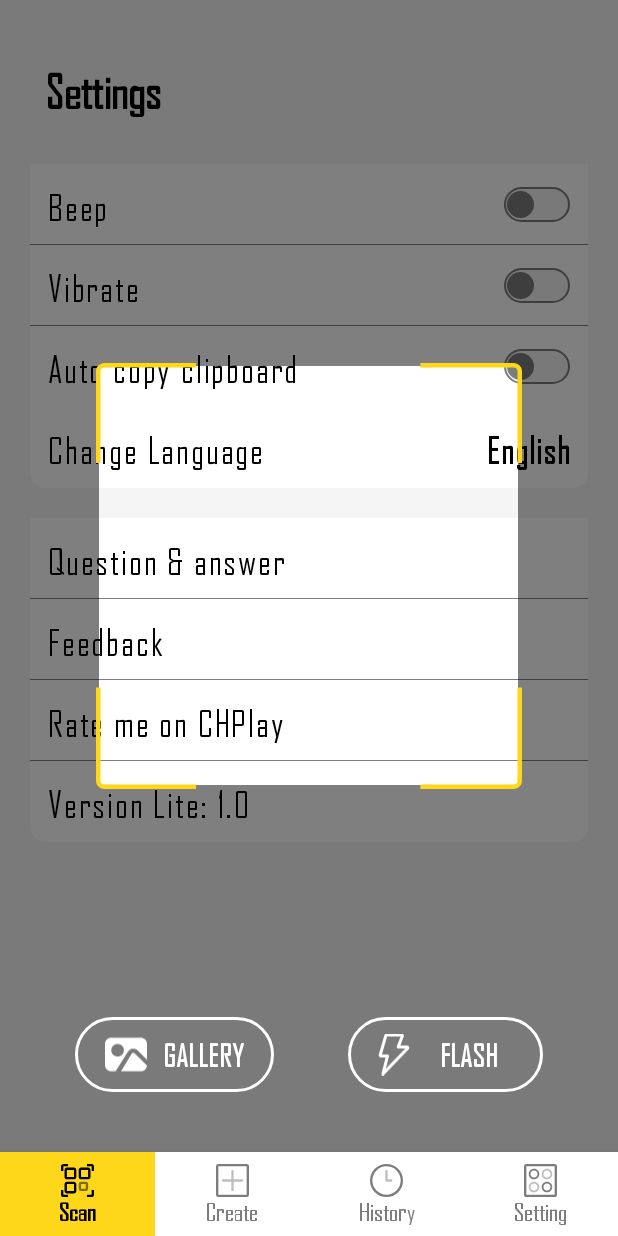
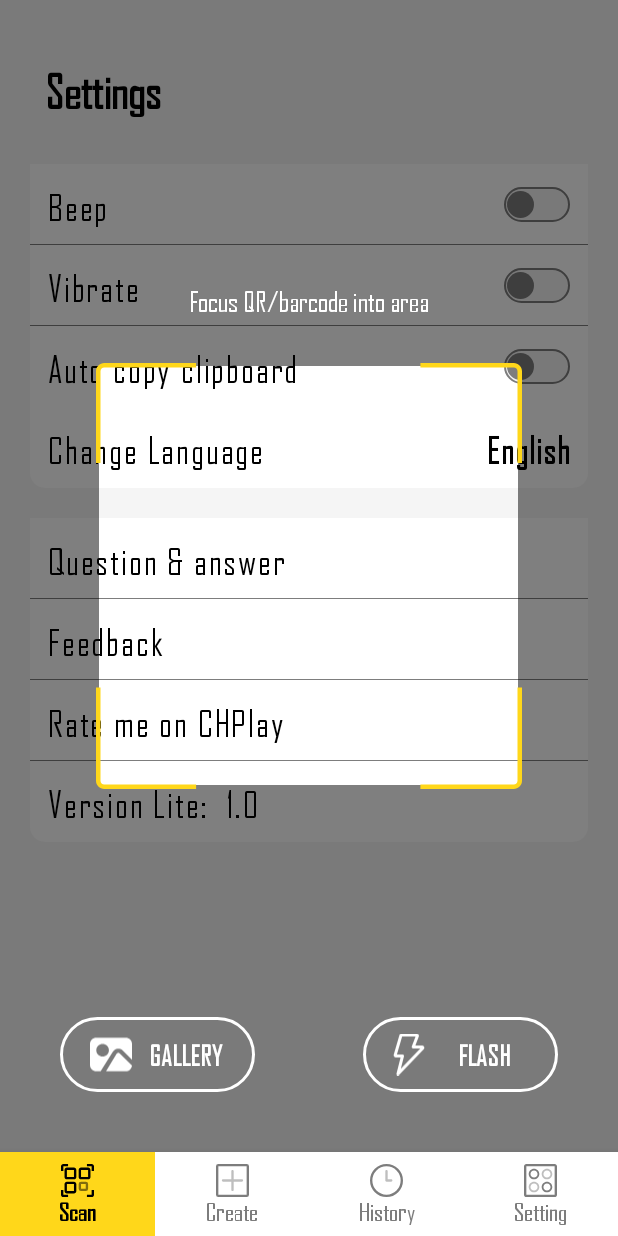
Before and after one commit to WinterPearl2k2/ScanQRLite, an Android app: the fragment Setting placed in its activity, on a phone screen of 412 x 824 dp. Run offline under Robolectric (Android 15) with nearby library versions, the phone set to English and light mode, and no system bars; our stand-ins replace AdMob; libraries missing offline, so code that uses them is left out: androidx.camera.core, androidx.camera.lifecycle, androidx.camera.view, com.google.mlkit.vision, com.willy.ratingbar; plain views replace PreviewView; 7 statements that could not run were skipped.

Commit message:
fix ui/ui ScanQRLite

```diff
--- a/app/src/main/java/com/example/scanqrlite/adapter/HistoryCreateAdapter.java
+++ b/app/src/main/java/com/example/scanqrlite/adapter/HistoryCreateAdapter.java
@@ -104,9 +104,9 @@ public class HistoryCreateAdapter extends RecyclerView.Adapter<HistoryCreateAdap
             @Override
             public void onClick(View view) {
                 PowerMenu powerMenu = new PowerMenu.Builder(context)
-                        .addItem(new PowerMenuItem("Copy Text", R.drawable.ic_copy))
-                        .addItem(new PowerMenuItem("Search", R.drawable.ic_search))
-                        .addItem(new PowerMenuItem("Share", R.drawable.ic_share))
+                        .addItem(new PowerMenuItem(context.getText(R.string.copy_text), R.drawable.ic_copy))
+                        .addItem(new PowerMenuItem(context.getText(R.string.search), R.drawable.ic_search))
+                        .addItem(new PowerMenuItem(context.getText(R.string.share), R.drawable.ic_share))
                         .setAutoDismiss(true)
                         .setLifecycleOwner(lifecycleOwner)
                         .setMenuShadow(10f)
--- a/app/src/main/java/com/example/scanqrlite/create/create_item/Create_Text.java
+++ b/app/src/main/java/com/example/scanqrlite/create/create_item/Create_Text.java
@@ -46,7 +46,7 @@ public class Create_Text extends Fragment {
     }
 
     private void createText() {
-        CheckCreate checkCreate = new CheckCreate(edtInput, btnCreate, "Please enter your content", getActivity(), "Text");
+        CheckCreate checkCreate = new CheckCreate(edtInput, btnCreate, getString(R.string.please_enter_your_content), getActivity(), getString(R.string.title_text));
         checkCreate.create();
     }
 
--- a/app/src/main/java/com/example/scanqrlite/create/create_item/Create_Url.java
+++ b/app/src/main/java/com/example/scanqrlite/create/create_item/Create_Url.java
@@ -35,7 +35,7 @@ public class Create_Url extends Fragment {
     }
 
     private void createURL() {
-        CheckCreate checkCreate = new CheckCreate(edtInput, btnCreate, "Please enter your url", getActivity(), "URL");
+        CheckCreate checkCreate = new CheckCreate(edtInput, btnCreate, getString(R.string.please_enter_your_url), getActivity(),getString(R.string.url));
         checkCreate.create();
     }
 
--- a/app/src/main/java/com/example/scanqrlite/scan/Scan.java
+++ b/app/src/main/java/com/example/scanqrlite/scan/Scan.java
@@ -392,31 +392,31 @@ public class Scan extends Fragment {
                 switch (bar) {
                     case Barcode.FORMAT_CODE_128:
                         typeScan = "Code_128";
-                        title = "Text";
+                        title = getString(R.string.title_text);
                         break;
                     case 2:
                         typeScan = "Code_39";
-                        title = "Text";
+                        title = getString(R.string.title_text);
                         break;
                     case 32:
                         typeScan = "EAN_13";
-                        title = "Product";
+                        title = getString(R.string.title_product);
                         break;
                     case 64:
                         typeScan = "EAN_8";
-                        title = "Product";
+                        title = getString(R.string.title_product);
                         break;
                     case 128:
                         typeScan = "Code_2of5";
-                        title = "Product";
+                        title = getString(R.string.title_product);
                         break;
                     case 512:
                         typeScan = "UPC_A";
-                        title = "Product";
+                        title = getString(R.string.title_product);
                         break;
                     case 1024:
                         typeScan = "UPC_E";
-                        title = "Product";
+                        title = getString(R.string.title_product);
                         break;
                     default:
                         return;
--- a/app/src/main/java/com/example/scanqrlite/setting/Setting.java
+++ b/app/src/main/java/com/example/scanqrlite/setting/Setting.java
@@ -80,7 +80,7 @@ public class Setting extends Fragment {
         FeedBack();
         showAds();
         RateOnCHPlay();
-        //Version();
+        Version();
         return view;
 
     }
@@ -168,7 +168,7 @@ public class Setting extends Fragment {
                     btnRatingVoteAgain.setOnClickListener(new View.OnClickListener() {
                         @Override
                         public void onClick(View view) {
-                            rtRating.setRating(3f);
+                            rtRating.setRating(rtRating.getRating());
                             imgRating.setImageResource(R.drawable.img_smile);
                             txtTitleRating.setText(R.string.Ratings_to_boost);
                             btnRatingVoteAgain.setVisibility(View.GONE);
@@ -231,10 +231,7 @@ public class Setting extends Fragment {
 
     private void HandleFeedback(Dialog dialog) {
         if (Build.VERSION.SDK_INT >= Build.VERSION_CODES.N) {
-            txtContentFeedback.setText(Html.fromHtml(
-                    "<p>Many questions have been answered in \"Question & Answer\"." +
-                            "<br>If possible, take or attach a barcode or screenshot.</p>"
-                    , Html.FROM_HTML_MODE_COMPACT));
+            txtContentFeedback.setText(R.string.dialog_question_feedback_1);
         }
         btnFeedbackNo.setOnClickListener(new View.OnClickListener() {
             @Override
@@ -249,7 +246,6 @@ public class Setting extends Fragment {
                 btnFeedbackYes.setClickable(false);
                 submitFeedback();
             }
-
         });
     }
 
@@ -265,16 +261,14 @@ public class Setting extends Fragment {
         Intent emailIntent = new Intent(Intent.ACTION_SENDTO);
 //        emailIntent.setType("text/email");
         String EmailList = "nnhuquynh2603@gmail.com";
-
-        String feedback_title = " Scan QR Lite Feedback ";
-        emailIntent.setData(Uri.parse("mailto:" + EmailList + "?subject=" + feedback_title));
+        emailIntent.setData(Uri.parse("mailto:" + EmailList + "?subject=" + getString(R.string.feedback_title)));
         emailIntent.putExtra(Intent.EXTRA_EMAIL, EmailList);
-        emailIntent.putExtra(Intent.EXTRA_SUBJECT, feedback_title);
+        emailIntent.putExtra(Intent.EXTRA_SUBJECT, R.string.feedback_title);
 
         try{
-            startActivityForResult(Intent.createChooser(emailIntent, "Send Email"), REQUEST_CODE);
+            startActivityForResult(Intent.createChooser(emailIntent, getString(R.string.send_email)), REQUEST_CODE);
         } catch (android.content.ActivityNotFoundException ex){
-            Toast.makeText(getActivity(), "Email not installed", Toast.LENGTH_SHORT).show();
+            Toast.makeText(getActivity(), getString(R.string.email_not_installed), Toast.LENGTH_SHORT).show();
         }
 
 
@@ -468,9 +462,9 @@ public class Setting extends Fragment {
         editor.commit();
     }
 
-//    private void Version() {
-//        txtVersion.setText( R.string.versionssss + " " + BuildConfig.VERSION_NAME);
-//    }
+    private void Version() {
+        txtVersion.setText( getString(R.string.version) + " " + BuildConfig.VERSION_NAME);
+    }
 
     private void ORM() {
         swBeep = view.findViewById(R.id.sw_beep);
--- a/app/src/main/res/layout/dialog_rate.xml
+++ b/app/src/main/res/layout/dialog_rate.xml
@@ -48,8 +48,8 @@
         android:numStars="5"
         app:srb_drawableEmpty="@drawable/ic_star_off"
         app:srb_drawableFilled="@drawable/ic_star_on"
-        app:srb_minimumStars="1"
-        app:srb_rating="3" />
+        app:srb_minimumStars="0"
+        app:srb_rating="0" />
 
     <LinearLayout
         android:layout_width="match_parent"
--- a/app/src/main/res/layout/fragment_create_wifi.xml
+++ b/app/src/main/res/layout/fragment_create_wifi.xml
@@ -8,6 +8,9 @@
     android:background="@color/background_fragment"
     tools:context=".create.create_item.Create_Text">
 
+    <ScrollView
+        android:layout_width="wrap_content"
+        android:layout_height="wrap_content">
         <RelativeLayout
             android:layout_width="match_parent"
             android:layout_height="match_parent">
@@ -174,3 +177,5 @@
 
         </RelativeLayout>
     </ScrollView>
+
+</ScrollView>
--- a/app/src/main/res/layout/fragment_scan.xml
+++ b/app/src/main/res/layout/fragment_scan.xml
@@ -17,7 +17,6 @@
         <RelativeLayout
             android:layout_width="match_parent"
             android:layout_height="match_parent">
-
             <TextView
                 android:id="@+id/frame_top"
                 android:layout_width="match_parent"
@@ -47,7 +46,15 @@
                 android:layout_above="@id/frame_bottom"
                 android:layout_below="@id/frame_top"
                 android:background="#80000000"/>
-
+            <TextView
+                android:layout_width="wrap_content"
+                android:layout_height="wrap_content"
+                android:layout_above="@+id/img_csan_frame"
+                android:layout_centerHorizontal="true"
+                android:layout_marginBottom="30dp"
+                android:text="@string/focus"
+                android:textColor="@color/white"
+                android:textSize="18sp" />
             <TextView
                 android:id="@+id/frame_mid"
                 android:layout_width="279dp"
@@ -77,8 +84,8 @@
                     android:background="@drawable/cus_btn_scan"
                     android:orientation="horizontal"
                     android:layout_alignParentLeft="true"
-                    android:layout_marginLeft="50dp"
-                    android:layout_marginRight="192dp">
+                    android:layout_marginLeft="40dp"
+                    android:layout_marginRight="180dp">
                     <ImageView
                         android:layout_width="wrap_content"
                         android:layout_height="match_parent"
@@ -93,7 +100,7 @@
                         android:layout_height="match_parent"
                         android:textAllCaps="true"
                         android:text="@string/gallery"
-                        android:textSize="20sp"
+                        android:textSize="18sp"
                         android:textFontWeight="700"
                         android:textColor="@color/white"
                         android:gravity="center"
@@ -110,8 +117,8 @@
                     android:background="@drawable/cus_btn_scan"
                     android:orientation="horizontal"
                     android:layout_alignParentRight="true"
-                    android:layout_marginLeft="192dp"
-                    android:layout_marginRight="50dp">
+                    android:layout_marginLeft="180dp"
+                    android:layout_marginRight="40dp">
                     <ImageView
                         android:id="@+id/img_btn_gallery"
                         android:layout_width="wrap_content"
@@ -128,7 +135,7 @@
                         android:layout_height="match_parent"
                         android:textAllCaps="true"
                         android:text="@string/flash"
-                        android:textSize="20sp"
+                        android:textSize="18sp"
                         android:textFontWeight="700"
                         android:textColor="@color/white"
                         android:gravity="center"
--- a/app/src/main/res/values-de-rDE-ldltr/strings.xml
+++ b/app/src/main/res/values-de-rDE-ldltr/strings.xml
@@ -81,16 +81,15 @@
         <string name="question_and_answer">Frage und Antwort</string>
         <string name="question_1">Why is QR code not working?</string>
         <string name="content_question_1">Manchmal enthält der QR-Code Website-Links. Wenn die Website nicht funktioniert,
-                     Nur das Unternehmen, dem die Website gehört (und möglicherweise den QR-Code erstellt hat), kann das beheben. Leider können wir in diesem Fall nichts tun.</string>
+            Nur das Unternehmen, dem die Website gehört (und möglicherweise den QR-Code erstellt hat), kann das beheben. Leider können wir in diesem Fall nichts tun.</string>
         <string name="question_2">Kann ich den Code in eine PDF-Datei scannen</string>
         <string name="content_question_2">Ja, es gibt Schritte wie diese: Öffnen Sie eine PDF-Datei und erfassen Sie den Bildschirm mit der Bildschirmaufnahmefunktion.
-                 Scannen Sie dann den Bildschirm.</string>
+            Scannen Sie dann den Bildschirm.</string>
         <string name="question_3">Verfügt die App über eine API oder ähnliche Software.</string>
         <string name="content_question_3">Unser QR-Scanner kann von anderen Websites über das Schnittstellen-Setup-Programm gestartet werden.</string>
     <!--    // Feedback-->
         <string name="feedback">Feedback</string>
-        <string name="dialog_question_feedback">Viele Fragen wurden in "Frage &amp; Antwort" beantwortet.
-                     Wenn möglich, machen oder hängen Sie einen Barcode oder Screenshot an.</string>
+        <string name="dialog_question_feedback_1">"Viele Fragen wurden in Frage und Antwort beantwortet.\nWenn möglich, erstellen oder fügen Sie einen Barcode oder Screenshot bei."</string>
         <string name="no">Nein</string>
         <string name="yes">Ja</string>
     <!--    // Rate me on CHPlay-->
@@ -101,11 +100,15 @@
         <string name="Ratings_to_boost">Bewertungen, um deine App-Rankings auf dem App-Markt zu verbessern</string>
         <string name="report_bug">Melde Fehler und lass uns wissen, was verbessert werden muss</string>
         <string name="thank_you">Danke, dass du für die App gestimmt hast</string>
-    <string name="version">"Ausführung Lite: 1.0 "</string>
+    <string name="version">"Ausführung Lite: "</string>
     <string name="title_scan">Scannen</string>
     <string name="title_create">Schaffen</string>
     <string name="save_barcode">BARCODE SPEICHERN</string>
     <string name="product">Produkt:</string>
     <string name="url">URL</string>
+    <string name="feedback_title">QR Lite-Feedback scannen</string>
+    <string name="send_email">E-Mail senden</string>
+    <string name="title_product">Produkt</string>
+    <string name="email_not_installed">" E-Mail nicht installiert"</string>
 
 </resources>
--- a/app/src/main/res/values/strings.xml
+++ b/app/src/main/res/values/strings.xml
@@ -22,7 +22,7 @@
     <string name="notification">Scan barcode need permission Camera</string>
 
     <!--    // Scan-->
-    <string name="focus">focus QR/barcode into area</string>
+    <string name="focus">Focus QR/barcode into area</string>
     <string name="gallery">GALLERY</string>
     <string name="flash">FLASH</string>
 
@@ -88,8 +88,7 @@
     <!--    // Question and answer -->
         <string name="question_and_answer">Question &amp; answer</string>
         <string name="question_1">Why is QR code not working?</string>
-        <string name="content_question_1">Sometimes the QR code contains website links. If the website is not working,
-                only the company that owns the website (and may have created the QR code) can fix that. Unfortunately, we can not do anything in this case.</string>
+        <string name="content_question_1">Sometimes the QR code contains website links. If the website is not working,only the company that owns the website (and may have created the QR code) can fix that. Unfortunately, we can not do anything in this case.</string>
         <string name="question_2">Can I scan the code into a PDF file?</string>
         <string name="content_question_2">There are yes, steps will as this: Open a PDF file and capture the screen using the screen capture function.
                 Then, scan the screen.</string>
@@ -97,8 +96,7 @@
         <string name="content_question_3">Our QR Scanner can be launched from other websites through the interface setup program.</string>
     <!--    // Feedback-->
         <string name="feedback">Feedback</string>
-        <string name="dialog_question_feedback">Many questions have been answered in "Question &amp; answer".
-                If possible, take or attach a barcode or screenshot.</string>
+        <string name="dialog_question_feedback_1">"Many questions have been answered in Question &amp; answer.\nIf possible, take or attach a barcode or screenshot."</string>
         <string name="no">No</string>
         <string name="yes">Yes</string>
     <!--    // Rate me on CHPlay-->
@@ -109,9 +107,13 @@
         <string name="Ratings_to_boost">Ratings to boost your app rankings on the app market.</string>
         <string name="report_bug">Report bugs and let us know what needs improvement.</string>
         <string name="thank_you">Thank you for voting for the app.</string>
-    <string name="version">"Version Lite: 1.0 "</string>
-    <string name="save_barcode">SAVE BARCODE</string>
+    <string name="version">"Version Lite: "</string>
+    <string name="save_barcode">SAVE BARCODE</string>>
+    <string name="title_product">Product</string>
     <string name="product">Product:</string>
     <string name="url">URL</string>
+    <string name="feedback_title">Scan QR Lite Feedback</string>
+    <string name="send_email">Send Email</string>
+    <string name="email_not_installed">Email not installed</string>
 
 </resources>
```
Also changed, not shown: app/src/main/java/com/example/scanqrlite/adapter/HistorySCanAdapter.java (+4 -4 lines), app/src/main/java/com/example/scanqrlite/create/create_item/Create_wifi.java (+6 -6 lines), app/src/main/java/com/example/scanqrlite/scan/ResultScan.java (+35 -4 lines), app/src/main/res/layout/fragment_create.xml (+7 -7 lines), app/src/main/res/layout/fragment_create_text.xml (+6 -1 lines), 3 other files. Lines whose indentation alone changed are shown as unchanged.
